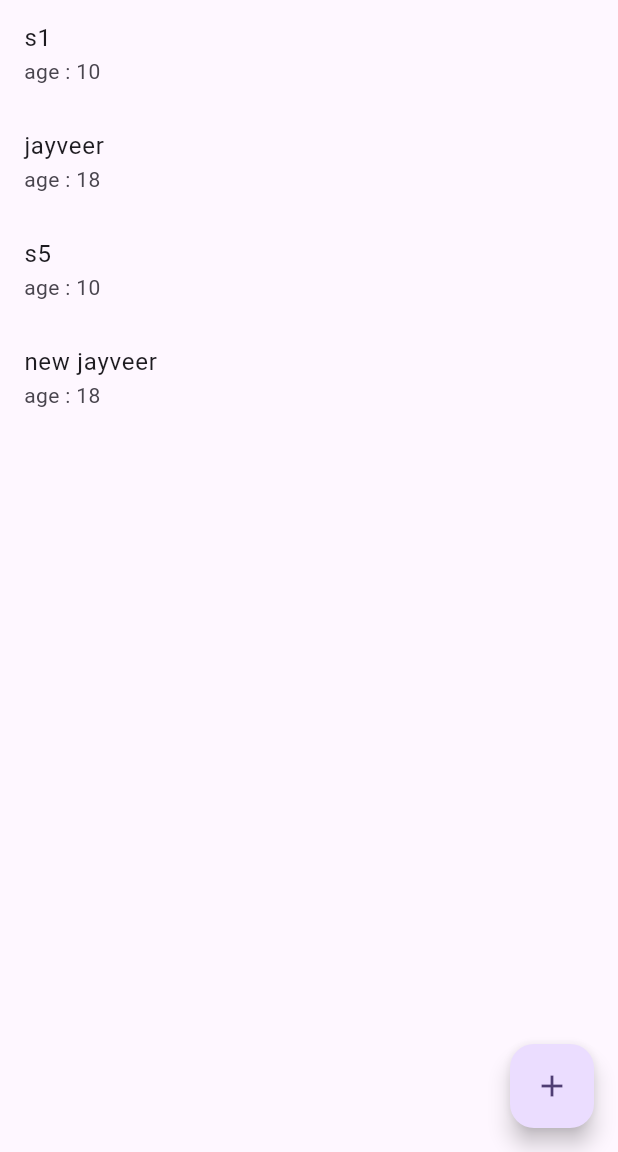
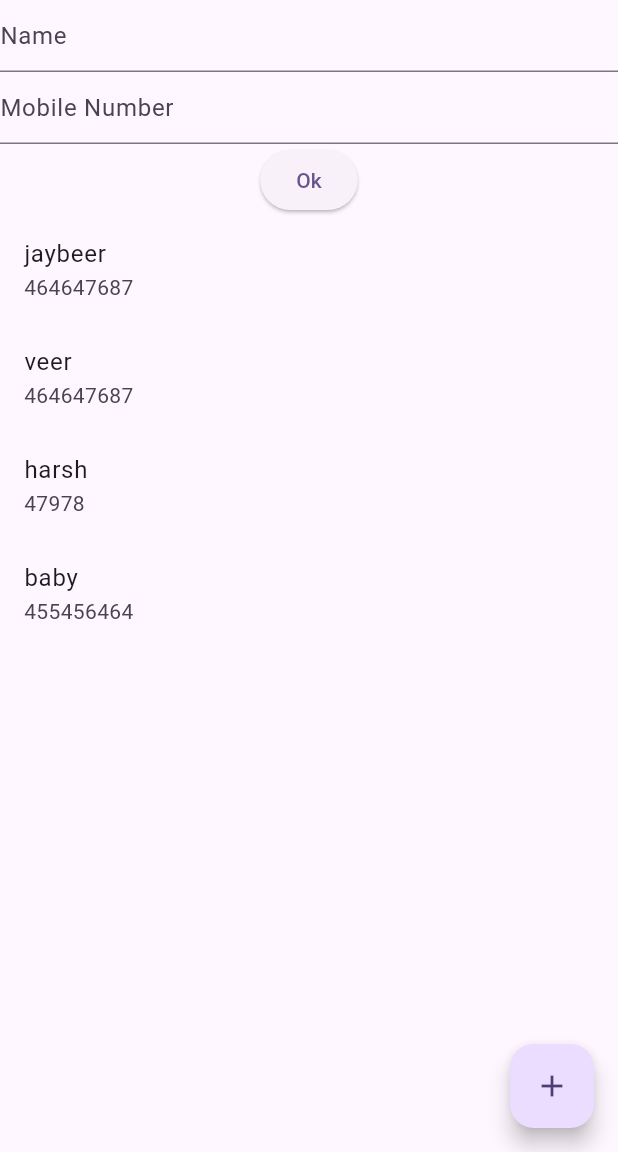
Before and after one commit to Pankaj-pm/json_demo, a Flutter app: the screen it shows after launch, after a tap on the "add" icon, on a phone screen of 412 x 824 dp, the part 84-1236 px from its top. Run offline on Flutter 3.47's test engine with Material 3 defaults, Android fonts, the phone set to English and light mode, and no system bars; our stand-ins replace shared_preferences.

Commit message:
json file

```diff
--- /dev/null
+++ b/assets/contact.json
@@ -0,0 +1,20 @@
+{
+  "contact_list": [
+    {
+      "name": "jaybeer",
+      "mobile_number": 464647687
+    },
+    {
+      "name": "veer",
+      "mobile_number": 464647687
+    },
+    {
+      "name": "harsh",
+      "mobile_number": 47978
+    },
+    {
+      "name": "baby",
+      "mobile_number": 455456464
+    }
+  ]
+}
--- /dev/null
+++ b/assets/geeta_en.json
@@ -0,0 +1,20 @@
+{
+  "contact_list": [
+    {
+      "name": "jaybeer",
+      "mobile_number": 464647687
+    },
+    {
+      "name": "veer",
+      "mobile_number": 464647687
+    },
+    {
+      "name": "harsh",
+      "mobile_number": 47978
+    },
+    {
+      "name": "baby",
+      "mobile_number": 455456464
+    }
+  ]
+}
--- a/lib/main.dart
+++ b/lib/main.dart
@@ -2,6 +2,7 @@ import 'dart:convert';
 
 import 'package:flutter/material.dart';
 import 'package:flutter/services.dart';
+import 'package:shared_preferences/shared_preferences.dart';
 
 void main() {
   runApp(const MyApp());
@@ -33,7 +34,24 @@ class MyHomePage extends StatefulWidget {
 }
 
 class _MyHomePageState extends State<MyHomePage> {
-  List sList=[];
+  List sList = [];
+  TextEditingController name = TextEditingController();
+  TextEditingController mobile = TextEditingController();
+
+  @override
+  void initState() {
+    super.initState();
+    // getDataFormSp();
+  }
+
+  void getDataFormSp() async {
+    final SharedPreferences prefs = await SharedPreferences.getInstance();
+    String cl = prefs.getString("cl") ?? "";
+
+    Map<String, dynamic> jsonData = jsonDecode(cl);
+    sList = jsonData["contact_list"] ?? [];
+    setState(() {});
+  }
 
   @override
   Widget build(BuildContext context) {
@@ -42,28 +60,62 @@ class _MyHomePageState extends State<MyHomePage> {
         backgroundColor: Theme.of(context).colorScheme.inversePrimary,
         title: Text(widget.title),
       ),
-      body: ListView.builder(
-        itemCount: sList.length,
-        itemBuilder: (context, index) {
-          Map<String,dynamic> item = sList[index];
+      body: Column(
+        children: [
+          TextFormField(
+            controller: name,
+            decoration: InputDecoration(hintText: "Name"),
+          ),
+          TextFormField(
+            controller: mobile,
+            decoration: InputDecoration(hintText: "Mobile Number"),
+          ),
+          ElevatedButton(
+            onPressed: () async {
+              Map<String, dynamic> map = {
+                "name": name.text,
+                "mobile_number": mobile.text,
+              };
+              sList.add(map);
+              setState(() {});
 
-          return ListTile(
-            title: Text(item["name"]??""),
-            subtitle: Text("age : ${item["age"]}"),
-          );
-        },
+              Map<String, dynamic> contactList = {"contact_list": sList};
+
+              String encodeString = jsonEncode(contactList);
+              final SharedPreferences prefs = await SharedPreferences.getInstance();
+              prefs.setString("cl", encodeString);
+              name.clear();
+              mobile.clear();
+              ScaffoldMessenger.of(context).showSnackBar(SnackBar(content: Text("Conctact Added")));
+            },
+            child: Text("Ok"),
+          ),
+          Expanded(
+            child: ListView.builder(
+              itemCount: sList.length,
+              itemBuilder: (context, index) {
+                Map<String, dynamic> item = sList[index];
+
+                return ListTile(
+                  title: Text(item["name"] ?? ""),
+                  subtitle: Text("${item["mobile_number"]}"),
+                );
+              },
+            ),
+          ),
+        ],
       ),
       floatingActionButton: FloatingActionButton(
-        onPressed: () {
-          String data =
-              '{"status":true,"message":"success","student":[{"name":"s1","age":10,"address":"rajkot"},{"name":"jayveer","age":18,"address":"150 ring road,rajkot"},{"name":"s5","age":10,"address":"rajkot"},{"name":"new jayveer","age":18,"address":"150 ring road,rajkot"}]}';
+        onPressed: () async{
+          // String data =
+          //     '{"contact_list":[{"name":"jaybeer","mobile_number":464647687},{"name":"veer","mobile_number":464647687},{"name":"harsh","mobile_number":47978},{"name":"baby","mobile_number":455456464}]}';
+
+          String data=await rootBundle.loadString("assets/contact.json");
+          print("data $data");
+
           Map<String, dynamic> jsonData = jsonDecode(data);
-          sList = jsonData["student"]??[];
-          setState(() {
-
-          });
-
-          rootBundle.loadString(key)
+          sList = jsonData["contact_list"] ?? [];
+          setState(() {});
 
           print(sList);
         },
--- a/pubspec.yaml
+++ b/pubspec.yaml
@@ -35,6 +35,7 @@ dependencies:
   # The following adds the Cupertino Icons font to your application.
   # Use with the CupertinoIcons class for iOS style icons.
   cupertino_icons: ^1.0.2
+  shared_preferences: ^2.2.3
 
 dev_dependencies:
   flutter_test:
@@ -59,8 +60,8 @@ flutter:
   uses-material-design: true
 
   # To add assets to your application, add an assets section, like this:
-  # assets:
-  #   - images/a_dot_burr.jpeg
+  assets:
+    - assets/
   #   - images/a_dot_ham.jpeg
 
   # An image asset can refer to one or more resolution-specific "variants", see
```
Also changed, not shown: pubspec.lock, 7 other files.
